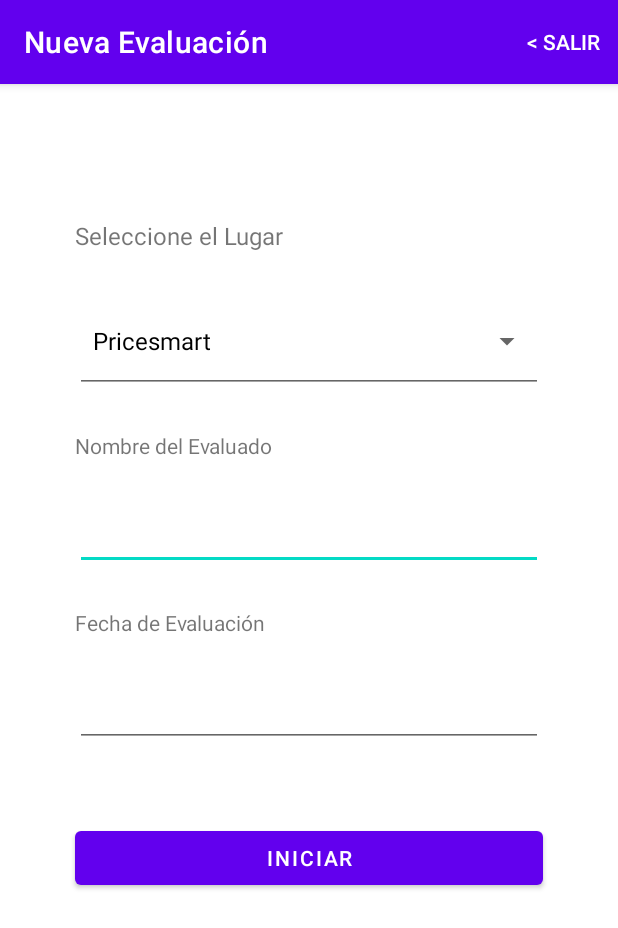
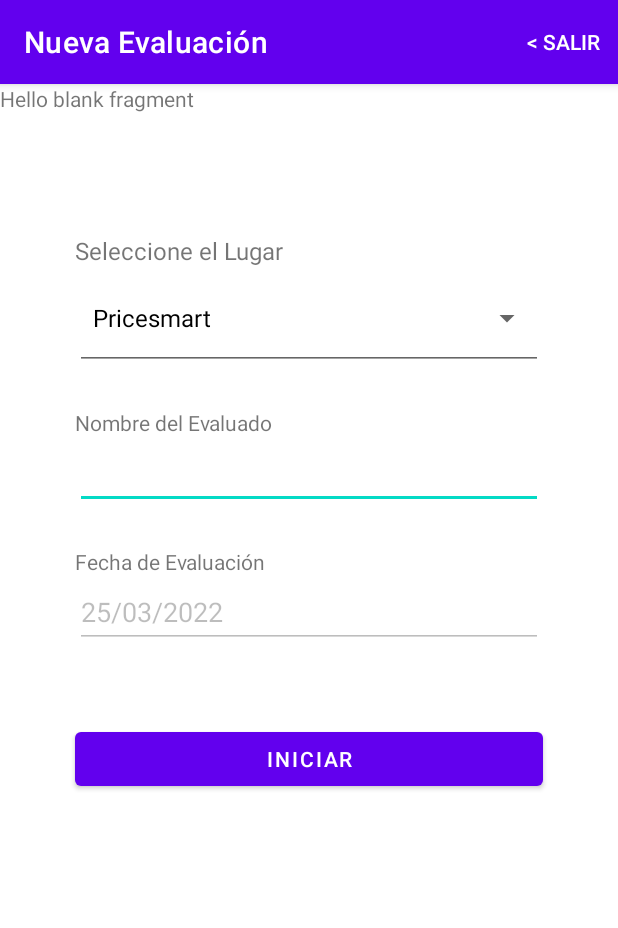
Before and after one commit to alejandrozamoraaz/PersonnelEvaluation, an Android app: the NewEvaluationActivity screen opened directly, with no data from a screen before it, on a phone screen of 412 x 824 dp. Shown: the top 928 px of the screen. Run offline under Robolectric (Android 15) with nearby library versions, the light colour scheme and no system bars.

Commit message:
fix_activity_new_evaluation

```diff
--- a/app/build.gradle
+++ b/app/build.gradle
@@ -47,6 +47,7 @@ dependencies {
     implementation 'androidx.annotation:annotation:1.2.0'
     implementation 'com.google.firebase:firebase-common-ktx:20.0.0'
     implementation 'com.google.firebase:firebase-auth:21.0.2'
+    implementation 'androidx.legacy:legacy-support-v4:1.0.0'
     testImplementation 'junit:junit:4.13.2'
     androidTestImplementation 'androidx.test.ext:junit:1.1.3'
     androidTestImplementation 'androidx.test.espresso:espresso-core:3.4.0'
--- a/app/src/main/java/com/example/evaluacionpersonalpruebaandroid/NewEvaluationActivity.kt
+++ b/app/src/main/java/com/example/evaluacionpersonalpruebaandroid/NewEvaluationActivity.kt
@@ -1,6 +1,7 @@
 package com.example.evaluacionpersonalpruebaandroid
 
 import android.R
+import android.os.Build
 import android.os.Bundle
 import android.view.Menu
 import android.view.MenuItem
@@ -8,13 +9,19 @@ import android.view.View
 import android.widget.AdapterView
 import android.widget.ArrayAdapter
 import android.widget.Toast
+import android.widget.DatePicker
+import androidx.annotation.RequiresApi
 import androidx.appcompat.app.AppCompatActivity
 import com.example.evaluacionpersonalpruebaandroid.databinding.ActivityNewEvaluationBinding
+import java.time.LocalDate
+import java.time.format.DateTimeFormatter
+import java.util.*
 
 
 class NewEvaluationActivity : AppCompatActivity() {
     private lateinit var binding: ActivityNewEvaluationBinding
 
+    @RequiresApi(Build.VERSION_CODES.O)
     override fun onCreate(savedInstanceState: Bundle?) {
         super.onCreate(savedInstanceState)
         binding = ActivityNewEvaluationBinding.inflate(layoutInflater)
@@ -25,6 +32,8 @@ class NewEvaluationActivity : AppCompatActivity() {
         val adapter = ArrayAdapter(this, R.layout.simple_spinner_dropdown_item, items)
         binding.spinnerPlaces.setAdapter(adapter);
 
+
+        binding.editTextDateEvaluation.text.insert(0, LocalDate.now().format(DateTimeFormatter.ofPattern("dd/MM/yyyy")).toString())
         binding.spinnerPlaces.setOnItemSelectedListener(object :
             AdapterView.OnItemSelectedListener {
             override fun onItemSelected(parent: AdapterView<*>, view: View?, position: Int, id: Long) {
@@ -32,9 +41,15 @@ class NewEvaluationActivity : AppCompatActivity() {
             }
 
             override fun onNothingSelected(parent: AdapterView<*>?) {
-                // TODO Auto-generated method stub
+                // Required method stub
             }
         })
+
+        binding.buttonStartEvaluation.setOnClickListener {
+            if (binding.inputNameEvaluated.text.toString().isEmpty()){
+                binding.inputNameEvaluated.setError("Ingrese el Nombre")
+            }
+        }
     }
 
     override fun onCreateOptionsMenu(menu: Menu?): Boolean {
--- /dev/null
+++ b/app/src/main/java/com/example/evaluacionpersonalpruebaandroid/NewEvaluationFragment.kt
@@ -0,0 +1,59 @@
+package com.example.evaluacionpersonalpruebaandroid
+
+import android.os.Bundle
+import androidx.fragment.app.Fragment
+import android.view.LayoutInflater
+import android.view.View
+import android.view.ViewGroup
+
+// TODO: Rename parameter arguments, choose names that match
+// the fragment initialization parameters, e.g. ARG_ITEM_NUMBER
+private const val ARG_PARAM1 = "param1"
+private const val ARG_PARAM2 = "param2"
+
+/**
+ * A simple [Fragment] subclass.
+ * Use the [NewEvaluationFragment.newInstance] factory method to
+ * create an instance of this fragment.
+ */
+class NewEvaluationFragment : Fragment() {
+    // TODO: Rename and change types of parameters
+    private var param1: String? = null
+    private var param2: String? = null
+
+    override fun onCreate(savedInstanceState: Bundle?) {
+        super.onCreate(savedInstanceState)
+        arguments?.let {
+            param1 = it.getString(ARG_PARAM1)
+            param2 = it.getString(ARG_PARAM2)
+        }
+    }
+
+    override fun onCreateView(
+        inflater: LayoutInflater, container: ViewGroup?,
+        savedInstanceState: Bundle?
+    ): View? {
+        // Inflate the layout for this fragment
+        return inflater.inflate(R.layout.fragment_new_evaluation, container, false)
+    }
+
+    companion object {
+        /**
+         * Use this factory method to create a new instance of
+         * this fragment using the provided parameters.
+         *
+         * @param param1 Parameter 1.
+         * @param param2 Parameter 2.
+         * @return A new instance of fragment NewEvaluationFragment.
+         */
+        // TODO: Rename and change types and number of parameters
+        @JvmStatic
+        fun newInstance(param1: String, param2: String) =
+            NewEvaluationFragment().apply {
+                arguments = Bundle().apply {
+                    putString(ARG_PARAM1, param1)
+                    putString(ARG_PARAM2, param2)
+                }
+            }
+    }
+}
--- a/app/src/main/res/layout/activity_new_evaluation.xml
+++ b/app/src/main/res/layout/activity_new_evaluation.xml
@@ -9,6 +9,7 @@
 
 
     <androidx.constraintlayout.widget.ConstraintLayout
+        android:id="@+id/ConstraintLayout"
         android:layout_width="match_parent"
         android:layout_height="wrap_content"
         tools:context=".NewEvaluationActivity">
@@ -18,7 +19,7 @@
             android:layout_width="0dp"
             android:layout_height="wrap_content"
             android:layout_marginStart="50dp"
-            android:layout_marginTop="90dp"
+            android:layout_marginTop="100dp"
             android:layout_marginEnd="50dp"
             android:text="@string/title_spinner_places"
             android:textSize="16sp"
@@ -32,7 +33,6 @@
             android:layout_width="0dp"
             android:layout_height="wrap_content"
             android:layout_marginStart="50dp"
-            android:layout_marginTop="25dp"
             android:layout_marginEnd="50dp"
             android:contentDescription="@string/title_spinner_places"
             android:minHeight="48dp"
@@ -59,7 +59,6 @@
             android:layout_width="0dp"
             android:layout_height="wrap_content"
             android:layout_marginStart="50dp"
-            android:layout_marginTop="25dp"
             android:layout_marginEnd="50dp"
             android:autofillHints=""
             android:ems="10"
@@ -86,21 +85,22 @@
             tools:ignore="SpeakableTextPresentCheck" />
 
         <EditText
-            android:id="@+id/editTextDate"
+            android:id="@+id/editTextDateEvaluation"
             android:layout_width="0dp"
             android:layout_height="wrap_content"
             android:layout_marginStart="50dp"
-            android:layout_marginTop="25dp"
             android:layout_marginEnd="50dp"
             android:autofillHints=""
+            android:editable="false"
             android:ems="10"
-            android:inputType="datetime"
+            android:enabled="false"
+            android:inputType="text"
             android:labelFor="@id/textViewDate"
             android:minHeight="48dp"
             app:layout_constraintEnd_toEndOf="parent"
             app:layout_constraintStart_toStartOf="parent"
             app:layout_constraintTop_toBottomOf="@+id/textViewDate"
-            tools:ignore="LabelFor,SpeakableTextPresentCheck" />
+            tools:ignore="Deprecated,LabelFor,SpeakableTextPresentCheck,TextFields" />
 
         <Button
             android:id="@+id/buttonStartEvaluation"
@@ -109,10 +109,22 @@
             android:layout_marginStart="50dp"
             android:layout_marginTop="50dp"
             android:layout_marginEnd="50dp"
+            android:layout_marginBottom="50dp"
             android:text="@string/title_button_start"
+            app:layout_constraintBottom_toBottomOf="parent"
             app:layout_constraintEnd_toEndOf="parent"
             app:layout_constraintStart_toStartOf="parent"
-            app:layout_constraintTop_toBottomOf="@+id/editTextDate" />
+            app:layout_constraintTop_toBottomOf="@+id/editTextDateEvaluation" />
+
+        <androidx.fragment.app.FragmentContainerView
+            android:id="@+id/fragmentContainerView"
+            android:name="com.example.evaluacionpersonalpruebaandroid.NewEvaluationFragment"
+            android:layout_width="0dp"
+            android:layout_height="0dp"
+            app:layout_constraintBottom_toBottomOf="parent"
+            app:layout_constraintEnd_toEndOf="parent"
+            app:layout_constraintStart_toStartOf="parent"
+            app:layout_constraintTop_toTopOf="parent" />
 
     </androidx.constraintlayout.widget.ConstraintLayout>
 </ScrollView>
--- /dev/null
+++ b/app/src/main/res/layout/fragment_new_evaluation.xml
@@ -0,0 +1,14 @@
+<?xml version="1.0" encoding="utf-8"?>
+<FrameLayout xmlns:android="http://schemas.android.com/apk/res/android"
+    xmlns:tools="http://schemas.android.com/tools"
+    android:layout_width="match_parent"
+    android:layout_height="match_parent"
+    tools:context=".NewEvaluationFragment">
+
+    <!-- TODO: Update blank fragment layout -->
+    <TextView
+        android:layout_width="match_parent"
+        android:layout_height="match_parent"
+        android:text="@string/hello_blank_fragment" />
+
+</FrameLayout>
--- a/app/src/main/res/values/strings.xml
+++ b/app/src/main/res/values/strings.xml
@@ -16,4 +16,6 @@
     <string name="title_name_evaluated">Nombre del Evaluado</string>
     <string name="title_evaluation_date">Fecha de Evaluación</string>
     <string name="title_button_start">Iniciar</string>
+    <!-- TODO: Remove or change this placeholder text -->
+    <string name="hello_blank_fragment">Hello blank fragment</string>
 </resources>
```
